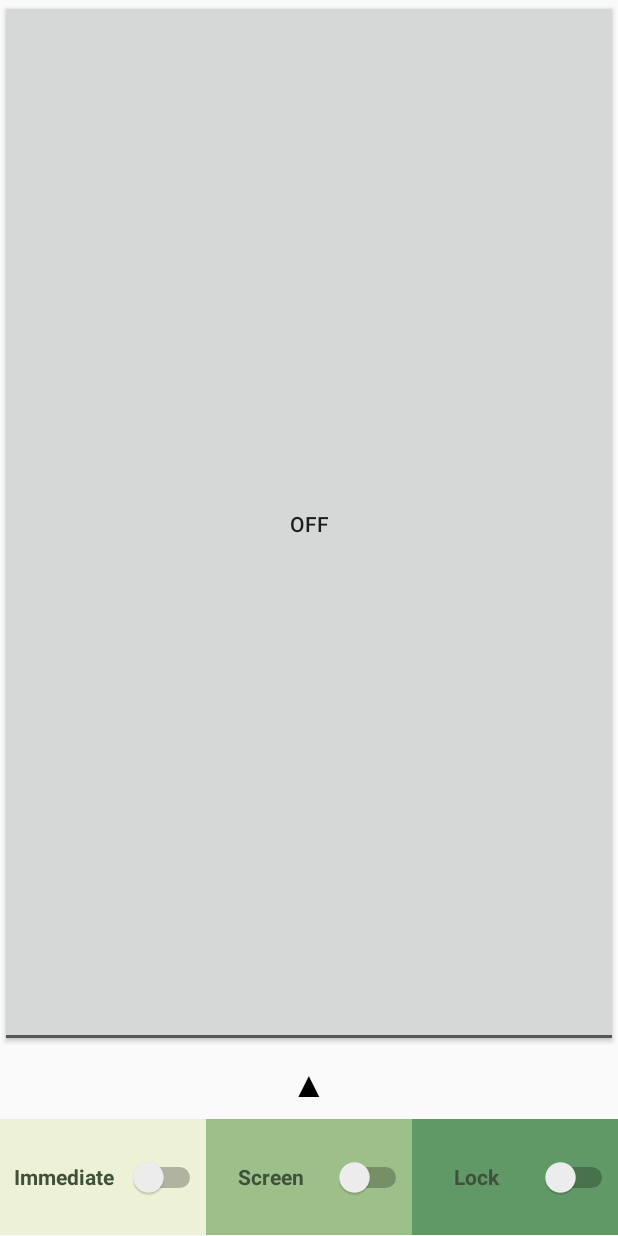
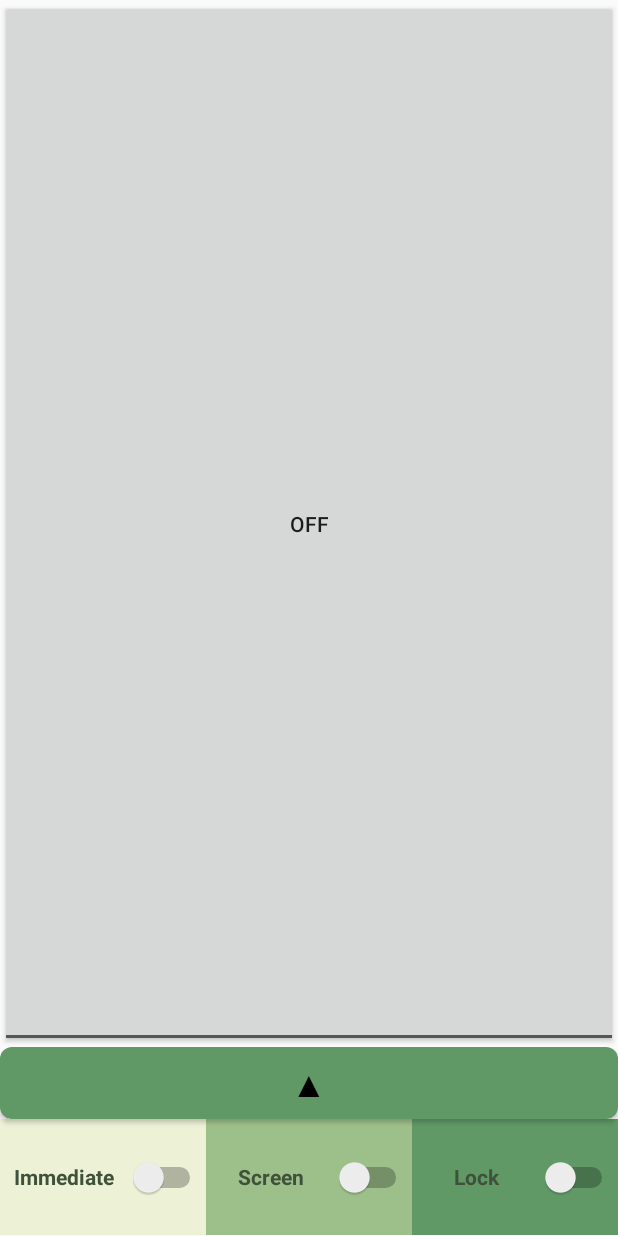
Before and after one commit to b3lon9/EasyFlash, an Android app: the screen it shows after launch (MainActivity), on a phone screen of 412 x 824 dp. Run offline under Robolectric (Android 15) with nearby library versions, the phone set to English and light mode, and no system bars; our stand-ins replace data binding; 4 statements that could not run were skipped.

Commit message:
add SharedPreference, know ripple effect
remember switch data

```diff
--- a/app/src/main/java/com/b3lon9/easyflash/viewmodels/MainViewModel.kt
+++ b/app/src/main/java/com/b3lon9/easyflash/viewmodels/MainViewModel.kt
@@ -4,39 +4,53 @@ import android.content.Context
 import android.content.SharedPreferences
 import android.content.SharedPreferences.Editor
 import android.hardware.camera2.CameraManager
-import android.os.Build
-import androidx.annotation.RequiresApi
-import androidx.lifecycle.LiveData
+import android.view.View
 import androidx.lifecycle.MutableLiveData
 import androidx.lifecycle.ViewModel
 import com.b3lon9.easyflash.R
 
-class MainViewModel(private val context: Context, private val pref: SharedPreferences) : ViewModel() {
-    private lateinit var cameraManager:CameraManager
-    private val editor:Editor = pref.edit()
-    val isToggleChecked = MutableLiveData(false)
-    val isSwitchImmediate = MutableLiveData(false)
+class MainViewModel(private val context: Context, private val pref: SharedPreferences) :  ViewModel() {
+    private val cameraManager: CameraManager = context.getSystemService(Context.CAMERA_SERVICE) as CameraManager
+    private val editor: Editor = pref.edit()
+
+    val isToggleChecked      = MutableLiveData(false)
+    val isSwitchImmediate    = MutableLiveData(false)
+    val isSwitchScreen       = MutableLiveData(false)
+    val isSwitchLock         = MutableLiveData(false)
 
     init {
-        if (Build.VERSION.SDK_INT >= Build.VERSION_CODES.LOLLIPOP) {
-            cameraManager = context.getSystemService(Context.CAMERA_SERVICE) as CameraManager
-        }
         isSwitchImmediate.value = pref.getBoolean(context.getString(R.string.switch_immediate), false)
+        isSwitchScreen.value = pref.getBoolean(context.getString(R.string.switch_screen), false)
+        isSwitchLock.value = pref.getBoolean(context.getString(R.string.switch_lock), false)
+    }
 
-        if (isSwitchImmediate.value == true) {
+    fun onCheckedChanged(isChecked: Boolean) {
+        isToggleChecked.value = isChecked
+        try {
+            if (isChecked) flashOn() else flashOff()
+        } finally {
 
         }
     }
 
-    fun onCheckedChanged(isChecked:Boolean) {
-        isToggleChecked.value = isChecked
-        try {
-            if (isChecked) flashOn() else flashOff()
-        } finally {
-            editor.apply {
-                putBoolean(context.resources.getString(R.string.switch_immediate), isChecked)
-                apply()
+    fun onSwitchToggleChanged(view:View, isChecked: Boolean) {
+        lateinit var key:String
+
+        when(view.id) {
+            R.id.switch_immediate -> {
+                key = context.resources.getString(R.string.switch_immediate)
             }
+            R.id.switch_screen -> {
+                key = context.resources.getString(R.string.switch_screen)
+            }
+            R.id.switch_lock -> {
+                key = context.resources.getString(R.string.switch_lock)
+            }
+        }
+
+        editor.apply {
+            putBoolean(key!!, isChecked)
+            apply()
         }
     }
 
--- /dev/null
+++ b/app/src/main/res/drawable/button_ripple_effect.xml
@@ -0,0 +1,10 @@
+<?xml version="1.0" encoding="utf-8"?>
+<ripple xmlns:android="http://schemas.android.com/apk/res/android"
+    android:color="@color/purple_200">
+    <item>
+        <shape android:shape="rectangle">
+            <solid android:color="@color/main_level3" />
+            <corners android:radius="8dp" />
+        </shape>
+    </item>
+</ripple>
--- a/app/src/main/res/layout/activity_main.xml
+++ b/app/src/main/res/layout/activity_main.xml
@@ -1,9 +1,12 @@
 <?xml version="1.0" encoding="utf-8"?>
-<layout xmlns:tools="http://schemas.android.com/tools"
-    xmlns:android="http://schemas.android.com/apk/res/android"
-    xmlns:app="http://schemas.android.com/apk/res-auto">
+<layout xmlns:android="http://schemas.android.com/apk/res/android"
+    xmlns:app="http://schemas.android.com/apk/res-auto"
+    xmlns:tools="http://schemas.android.com/tools">
+
     <data>
+
         <import type="android.view.View" />
+
         <variable
             name="vm"
             type="com.b3lon9.easyflash.viewmodels.MainViewModel" />
@@ -25,7 +28,7 @@
             android:id="@+id/setting_button"
             android:layout_width="match_parent"
             android:layout_height="wrap_content"
-            android:background="@android:color/transparent"
+            android:background="@drawable/button_ripple_effect"
             android:text="▲"
             android:textColor="@color/black"
             android:textSize="24sp" />
@@ -40,20 +43,28 @@
             tools:ignore="UseSwitchCompatOrMaterialXml">
 
             <Switch
+                android:id="@+id/switch_immediate"
                 style="@style/Main.Switch"
+                android:background="@color/main_level1"
                 android:checked="@{vm.isSwitchImmediate()}"
-                android:text="@string/switch_immediate"
-                android:background="@color/main_level1"/>
+                android:onCheckedChanged="@{(v, b) -> vm.onSwitchToggleChanged(v, b)}"
+                android:text="@string/switch_immediate" />
 
             <Switch
+                android:id="@+id/switch_screen"
                 style="@style/Main.Switch"
-                android:text="@string/switch_screen"
-                android:background="@color/main_level2"/>
+                android:background="@color/main_level2"
+                android:checked="@{vm.isSwitchScreen()}"
+                android:onCheckedChanged="@{(v, b) -> vm.onSwitchToggleChanged(v, b)}"
+                android:text="@string/switch_screen" />
 
             <Switch
+                android:id="@+id/switch_lock"
                 style="@style/Main.Switch"
-                android:text="@string/switch_lock"
-                android:background="@color/main_level3"/>
+                android:background="@color/main_level3"
+                android:checked="@{vm.isSwitchLock()}"
+                android:onCheckedChanged="@{(v, b) -> vm.onSwitchToggleChanged(v, b)}"
+                android:text="@string/switch_lock" />
 
         </LinearLayout>
     </LinearLayout>
```
